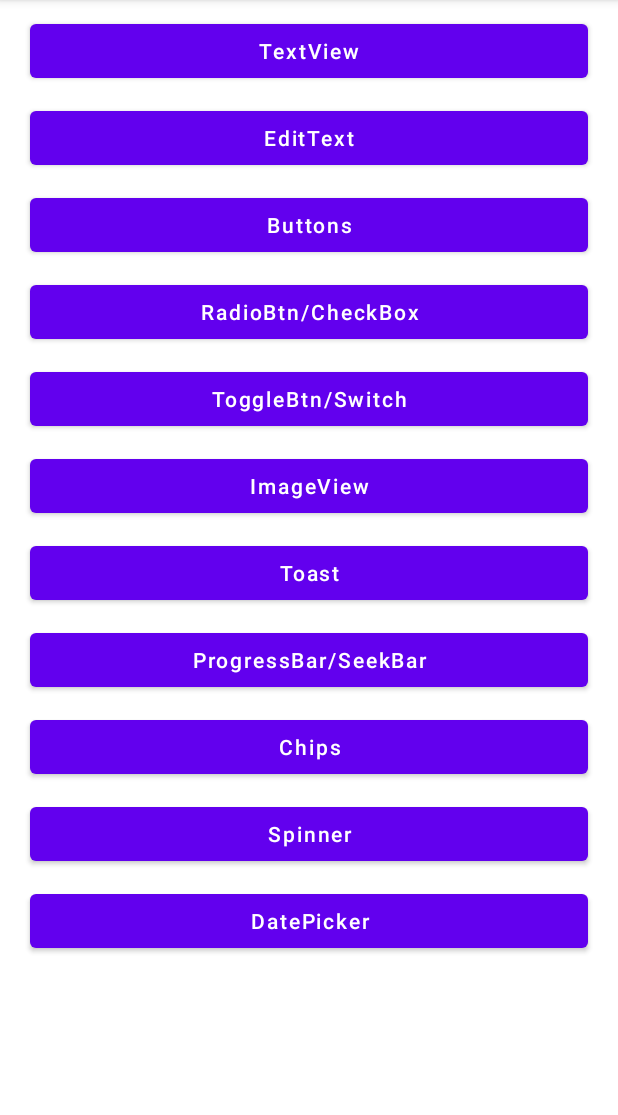
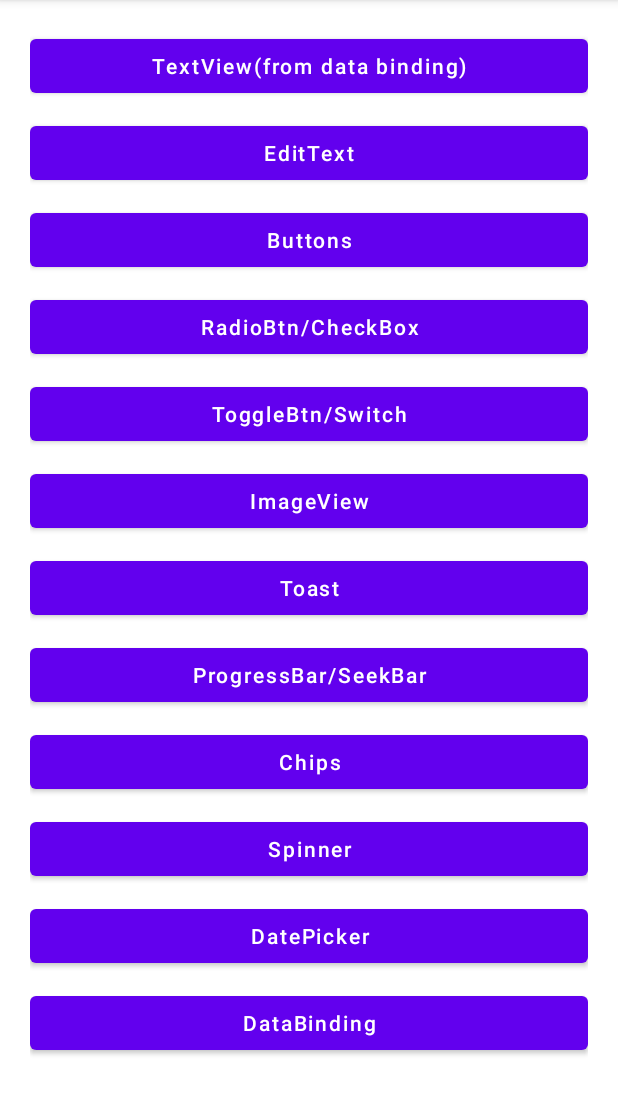
Before and after one commit to MeetrajsinhRathod/AndroidRepo, an Android app: the screen it shows after launch (MainActivity), on a phone screen of 412 x 824 dp, the part 84-1199 px from its top. Run offline under Robolectric (Android 15) with nearby library versions, the phone set to English and light mode, and no system bars; our stand-ins replace data binding.

Commit message:
add View binding, Data binding and include merge tags

```diff
--- a/Design/app/src/main/AndroidManifest.xml
+++ b/Design/app/src/main/AndroidManifest.xml
@@ -11,6 +11,9 @@
         android:supportsRtl="true"
         android:theme="@style/Theme.Design"
         tools:targetApi="31">
+        <activity
+            android:name=".DataBindingActivity"
+            android:exported="false" />
         <activity
             android:name=".DatePickerActivity"
             android:exported="false" />
--- a/Design/app/src/main/java/com/example/design/MainActivity.kt
+++ b/Design/app/src/main/java/com/example/design/MainActivity.kt
@@ -4,77 +4,80 @@ import android.content.Intent
 import androidx.appcompat.app.AppCompatActivity
 import android.os.Bundle
 import android.widget.Button
+import androidx.databinding.DataBindingUtil
+import com.example.design.databinding.ActivityMainBinding
 
 class MainActivity : AppCompatActivity() {
+    private lateinit var binding: ActivityMainBinding
+
     override fun onCreate(savedInstanceState: Bundle?) {
         super.onCreate(savedInstanceState)
-        setContentView(R.layout.activity_main)
 
-        val textViewBtn = findViewById<Button>(R.id.textViewBtn)
-        val editTextBtn = findViewById<Button>(R.id.editTextBtn)
-        val buttonsBtn = findViewById<Button>(R.id.buttonsBtn)
-        val radioBtn = findViewById<Button>(R.id.radioBtn)
-        val toggleSwitch = findViewById<Button>(R.id.toggleSwitch)
-        val imageViewBtn = findViewById<Button>(R.id.imageViewBtn)
-        val toastBtn = findViewById<Button>(R.id.toastBtn)
-        val progressBtn = findViewById<Button>(R.id.progressBtn)
-        val chipsBtn = findViewById<Button>(R.id.chipsBtn)
-        val spinnerBtn = findViewById<Button>(R.id.spinnerBtn)
-        val datePickerBtn = findViewById<Button>(R.id.datePickerBtn)
+        binding = ActivityMainBinding.inflate(layoutInflater)
+        setContentView(binding.root)
 
-        textViewBtn.setOnClickListener {
+        binding = DataBindingUtil.setContentView(this, R.layout.activity_main)
+
+        binding.goToTextView = "TextView(from data binding)"
+
+        binding.btnTextView.setOnClickListener {
             val textViewPage = Intent(this, TextViewActivity::class.java)
             startActivity(textViewPage)
         }
 
-        editTextBtn.setOnClickListener {
+        binding.btnEditText.setOnClickListener {
             val editTextPage = Intent(this, EditTextActivity::class.java)
             startActivity(editTextPage)
         }
 
-        buttonsBtn.setOnClickListener {
+        binding.btnButtons.setOnClickListener {
             val buttonsPage = Intent(this, ButtonsActivity::class.java)
             startActivity(buttonsPage)
         }
 
-        radioBtn.setOnClickListener {
+        binding.btnRadio.setOnClickListener {
             val radioBtnPage = Intent(this, RadioBtnActivity::class.java)
             startActivity(radioBtnPage)
         }
 
-        toggleSwitch.setOnClickListener {
+        binding.btnToggleSwitch.setOnClickListener {
             val toggleSwitchPage = Intent(this, ToggleSwitchActivity::class.java)
             startActivity(toggleSwitchPage)
         }
 
-        imageViewBtn.setOnClickListener {
+        binding.btnImageView.setOnClickListener {
             val imageViewPage = Intent(this, ImageViewActivity::class.java)
             startActivity(imageViewPage)
         }
 
-        toastBtn.setOnClickListener {
+        binding.btnToast.setOnClickListener {
             val toastPage = Intent(this, ToastActivity::class.java)
             startActivity(toastPage)
         }
 
-        progressBtn.setOnClickListener {
+        binding.btnProgress.setOnClickListener {
             val progressPage = Intent(this, ProgressActivity::class.java)
             startActivity(progressPage)
         }
 
-        chipsBtn.setOnClickListener {
+        binding.btnChips.setOnClickListener {
             val chipsPage = Intent(this, ChipsActivity::class.java)
             startActivity(chipsPage)
         }
 
-        spinnerBtn.setOnClickListener {
+        binding.btnSpinner.setOnClickListener {
             val spinnerPage = Intent(this, SpinnerActivity::class.java)
             startActivity(spinnerPage)
         }
 
-        datePickerBtn.setOnClickListener {
+        binding.btnDatePicker.setOnClickListener {
             val datePickerPage = Intent(this, DatePickerActivity::class.java)
             startActivity(datePickerPage)
         }
+
+        binding.btnDataBinding.setOnClickListener {
+            val dataBindingPage = Intent(this, DataBindingActivity::class.java)
+            startActivity(dataBindingPage)
+        }
     }
 }
--- a/Design/app/src/main/res/layout/activity_image_view.xml
+++ b/Design/app/src/main/res/layout/activity_image_view.xml
@@ -41,9 +41,9 @@
         android:layout_width="140dp"
         android:layout_height="100dp"
         android:layout_marginTop="10dp"
+        android:background="@color/black"
         android:scaleType="centerInside"
         android:src="@mipmap/ic_launcher"
-        android:background="@color/black"
         app:layout_constraintEnd_toStartOf="@+id/imageView2"
         app:layout_constraintHorizontal_bias="0.5"
         app:layout_constraintStart_toStartOf="parent"
--- a/Design/app/src/main/res/layout/activity_main.xml
+++ b/Design/app/src/main/res/layout/activity_main.xml
@@ -1,4 +1,14 @@
 <?xml version="1.0" encoding="utf-8"?>
+
+<layout>
+
+    <data>
+
+        <variable
+            name="goToTextView"
+            type="String" />
+    </data>
+
     <androidx.constraintlayout.widget.ConstraintLayout xmlns:android="http://schemas.android.com/apk/res/android"
         xmlns:app="http://schemas.android.com/apk/res-auto"
         xmlns:tools="http://schemas.android.com/tools"
@@ -11,12 +21,14 @@
             android:layout_height="wrap_content"
             android:orientation="vertical"
             app:layout_constraintGuide_begin="@dimen/guideLine20" />
+
         <androidx.constraintlayout.widget.Guideline
             android:id="@+id/guideline2"
             android:layout_width="wrap_content"
             android:layout_height="wrap_content"
             android:orientation="horizontal"
             app:layout_constraintGuide_begin="@dimen/guideLine20" />
+
         <androidx.constraintlayout.widget.Guideline
             android:id="@+id/guideline3"
             android:layout_width="wrap_content"
@@ -24,126 +36,156 @@
             android:orientation="vertical"
             app:layout_constraintGuide_end="@dimen/guideLine20" />
 
+        <ScrollView
+            android:id="@+id/scrollView"
+            android:layout_width="0dp"
+            android:layout_height="0dp"
+            app:layout_constraintBottom_toBottomOf="parent"
+            app:layout_constraintEnd_toStartOf="@id/guideline3"
+            app:layout_constraintStart_toStartOf="@+id/guideline"
+            app:layout_constraintTop_toTopOf="@+id/guideline2">
+
+            <androidx.constraintlayout.widget.ConstraintLayout
+                android:id="@+id/scrollViewConstraintLayout"
+                android:layout_width="match_parent"
+                android:layout_height="match_parent">
+
                 <Button
-        android:id="@+id/textViewBtn"
+                    android:id="@+id/btnTextView"
                     android:layout_width="0dp"
                     android:layout_height="wrap_content"
-        android:layout_marginTop="@dimen/margin10"
-        android:text="TextView"
+                    android:text="@{goToTextView}"
                     android:textAllCaps="false"
                     app:layout_constraintEnd_toEndOf="parent"
-        app:layout_constraintStart_toStartOf="@+id/guideline"
-        app:layout_constraintEnd_toStartOf="@id/guideline3"
+                    app:layout_constraintStart_toStartOf="parent"
                     app:layout_constraintTop_toTopOf="parent" />
 
                 <Button
-        android:id="@+id/editTextBtn"
+                    android:id="@+id/btnEditText"
                     android:layout_width="0dp"
                     android:layout_height="wrap_content"
                     android:layout_marginTop="@dimen/margin10"
                     android:text="EditText"
                     android:textAllCaps="false"
-        app:layout_constraintEnd_toEndOf="@+id/textViewBtn"
-        app:layout_constraintStart_toStartOf="@+id/textViewBtn"
-        app:layout_constraintTop_toBottomOf="@+id/textViewBtn" />
+                    app:layout_constraintEnd_toEndOf="parent"
+                    app:layout_constraintStart_toStartOf="parent"
+                    app:layout_constraintTop_toBottomOf="@+id/btnTextView" />
 
                 <Button
-        android:id="@+id/buttonsBtn"
+                    android:id="@+id/btnButtons"
                     android:layout_width="0dp"
                     android:layout_height="wrap_content"
                     android:layout_marginTop="@dimen/margin10"
                     android:text="Buttons"
                     android:textAllCaps="false"
-        app:layout_constraintEnd_toEndOf="@+id/textViewBtn"
-        app:layout_constraintStart_toStartOf="@+id/textViewBtn"
-        app:layout_constraintTop_toBottomOf="@+id/editTextBtn" />
+                    app:layout_constraintEnd_toEndOf="parent"
+                    app:layout_constraintStart_toStartOf="parent"
+                    app:layout_constraintTop_toBottomOf="@+id/btnEditText" />
 
                 <Button
-        android:id="@+id/radioBtn"
+                    android:id="@+id/btnRadio"
                     android:layout_width="0dp"
                     android:layout_height="wrap_content"
                     android:layout_marginTop="@dimen/margin10"
                     android:text="RadioBtn/CheckBox"
                     android:textAllCaps="false"
-        app:layout_constraintEnd_toEndOf="@+id/textViewBtn"
-        app:layout_constraintStart_toStartOf="@+id/textViewBtn"
-        app:layout_constraintTop_toBottomOf="@+id/buttonsBtn" />
+                    app:layout_constraintEnd_toEndOf="parent"
+                    app:layout_constraintStart_toStartOf="parent"
+                    app:layout_constraintTop_toBottomOf="@+id/btnButtons" />
 
                 <Button
-        android:id="@+id/toggleSwitch"
+                    android:id="@+id/btnToggleSwitch"
                     android:layout_width="0dp"
                     android:layout_height="wrap_content"
                     android:layout_marginTop="@dimen/margin10"
                     android:text="ToggleBtn/Switch"
                     android:textAllCaps="false"
-        app:layout_constraintEnd_toEndOf="@+id/textViewBtn"
-        app:layout_constraintStart_toStartOf="@+id/textViewBtn"
-        app:layout_constraintTop_toBottomOf="@+id/radioBtn" />
+                    app:layout_constraintEnd_toEndOf="parent"
+                    app:layout_constraintStart_toStartOf="parent"
+                    app:layout_constraintTop_toBottomOf="@+id/btnRadio" />
 
                 <Button
-        android:id="@+id/imageViewBtn"
+                    android:id="@+id/btnImageView"
                     android:layout_width="0dp"
                     android:layout_height="wrap_content"
                     android:layout_marginTop="@dimen/margin10"
                     android:text="ImageView"
                     android:textAllCaps="false"
-        app:layout_constraintEnd_toEndOf="@+id/textViewBtn"
-        app:layout_constraintStart_toStartOf="@+id/textViewBtn"
-        app:layout_constraintTop_toBottomOf="@+id/toggleSwitch" />
+                    app:layout_constraintEnd_toEndOf="parent"
+                    app:layout_constraintStart_toStartOf="parent"
+                    app:layout_constraintTop_toBottomOf="@+id/btnToggleSwitch" />
 
                 <Button
-        android:id="@+id/toastBtn"
+                    android:id="@+id/btnToast"
                     android:layout_width="0dp"
                     android:layout_height="wrap_content"
                     android:layout_marginTop="10dp"
                     android:text="Toast"
                     android:textAllCaps="false"
-        app:layout_constraintEnd_toEndOf="@+id/textViewBtn"
-        app:layout_constraintStart_toStartOf="@+id/textViewBtn"
-        app:layout_constraintTop_toBottomOf="@+id/imageViewBtn" />
+                    app:layout_constraintEnd_toEndOf="parent"
+                    app:layout_constraintStart_toStartOf="parent"
+                    app:layout_constraintTop_toBottomOf="@+id/btnImageView" />
 
                 <Button
-        android:id="@+id/progressBtn"
+                    android:id="@+id/btnProgress"
                     android:layout_width="0dp"
                     android:layout_height="wrap_content"
                     android:layout_marginTop="10dp"
                     android:text="ProgressBar/SeekBar"
                     android:textAllCaps="false"
-        app:layout_constraintEnd_toEndOf="@+id/textViewBtn"
-        app:layout_constraintStart_toStartOf="@+id/textViewBtn"
-        app:layout_constraintTop_toBottomOf="@+id/toastBtn" />
+                    app:layout_constraintEnd_toEndOf="parent"
+                    app:layout_constraintStart_toStartOf="parent"
+                    app:layout_constraintTop_toBottomOf="@+id/btnToast" />
 
                 <Button
-        android:id="@+id/chipsBtn"
+                    android:id="@+id/btnChips"
                     android:layout_width="0dp"
                     android:layout_height="wrap_content"
                     android:layout_marginTop="10dp"
                     android:text="Chips"
                     android:textAllCaps="false"
-        app:layout_constraintEnd_toEndOf="@+id/textViewBtn"
-        app:layout_constraintStart_toStartOf="@+id/textViewBtn"
-        app:layout_constraintTop_toBottomOf="@+id/progressBtn" />
+                    app:layout_constraintEnd_toEndOf="parent"
+                    app:layout_constraintStart_toStartOf="parent"
+                    app:layout_constraintTop_toBottomOf="@+id/btnProgress" />
 
                 <Button
-        android:id="@+id/spinnerBtn"
+                    android:id="@+id/btnSpinner"
                     android:layout_width="0dp"
                     android:layout_height="wrap_content"
                     android:layout_marginTop="10dp"
                     android:text="Spinner"
                     android:textAllCaps="false"
-        app:layout_constraintEnd_toEndOf="@+id/textViewBtn"
-        app:layout_constraintStart_toStartOf="@+id/textViewBtn"
-        app:layout_constraintTop_toBottomOf="@+id/chipsBtn" />
+                    app:layout_constraintEnd_toEndOf="parent"
+                    app:layout_constraintStart_toStartOf="parent"
+                    app:layout_constraintTop_toBottomOf="@+id/btnChips" />
 
                 <Button
-        android:id="@+id/datePickerBtn"
+                    android:id="@+id/btnDatePicker"
                     android:layout_width="0dp"
                     android:layout_height="wrap_content"
                     android:layout_marginTop="10dp"
                     android:text="DatePicker"
                     android:textAllCaps="false"
-        app:layout_constraintEnd_toEndOf="@+id/textViewBtn"
-        app:layout_constraintStart_toStartOf="@+id/textViewBtn"
-        app:layout_constraintTop_toBottomOf="@+id/spinnerBtn" />
+                    app:layout_constraintEnd_toEndOf="parent"
+                    app:layout_constraintStart_toStartOf="parent"
+                    app:layout_constraintTop_toBottomOf="@+id/btnSpinner" />
+
+                <Button
+                    android:id="@+id/btnDataBinding"
+                    android:layout_width="0dp"
+                    android:layout_height="wrap_content"
+                    android:layout_marginTop="10dp"
+                    android:text="DataBinding"
+                    android:textAllCaps="false"
+                    app:layout_constraintEnd_toEndOf="parent"
+                    app:layout_constraintStart_toStartOf="parent"
+                    app:layout_constraintTop_toBottomOf="@+id/btnDatePicker" />
+
 
             </androidx.constraintlayout.widget.ConstraintLayout>
+
+        </ScrollView>
+
+
+    </androidx.constraintlayout.widget.ConstraintLayout>
+</layout>
--- a/Design/build.gradle
+++ b/Design/build.gradle
@@ -2,5 +2,6 @@
 plugins {
     id 'com.android.application' version '7.4.0' apply false
     id 'com.android.library' version '7.4.0' apply false
-    id 'org.jetbrains.kotlin.android' version '1.7.21' apply false
+    id 'org.jetbrains.kotlin.android' version '1.8.21' apply false
+    id "org.jetbrains.kotlin.kapt" version "1.8.21"
 }
```
Also changed, not shown: Design/app/build.gradle (+8 -0 lines), Design/app/src/main/java/com/example/design/DataBindingActivity.kt (added, +34 -0 lines), Design/app/src/main/res/layout/activity_data_binding.xml (added, +62 -0 lines), Design/app/src/main/res/layout/custom_reusable_button_layout.xml (added, +20 -0 lines). Lines whose indentation alone changed are shown as unchanged.
